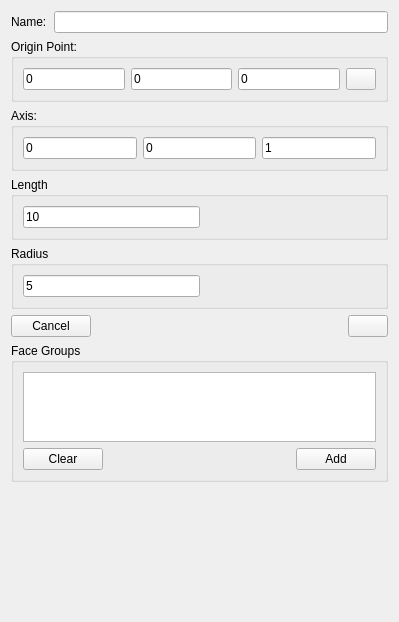
This is GUIDialog/GUIGeometryDialog/CylinderInfoWidget.ui in eeaapp6/AppFlow-Agent as Qt 5 draws it before an edit. The edited form follows.
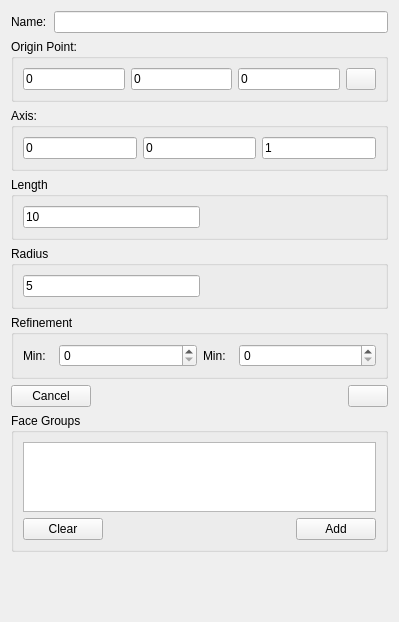
This is the edited form.

Commit message: 几何模型ui界面添加网格最大最小尺寸

What changed in the file:
```diff
--- a/GUIDialog/GUIGeometryDialog/CylinderInfoWidget.ui
+++ b/GUIDialog/GUIGeometryDialog/CylinderInfoWidget.ui
@@ -13,7 +13,7 @@
   <property name="windowTitle">
    <string>Form</string>
   </property>
-  <layout class="QGridLayout" name="gridLayout_6">
+  <layout class="QGridLayout" name="gridLayout_7">
    <item row="0" column="0">
     <widget class="QLabel" name="label_Name">
      <property name="text">
@@ -185,14 +185,67 @@
      </layout>
     </widget>
    </item>
-   <item row="5" column="0" colspan="2">
+   <item row="5" column="0" colspan="4">
+    <widget class="QGroupBox" name="groupBox_Ref">
+     <property name="title">
+      <string>Refinement</string>
+     </property>
+     <layout class="QGridLayout" name="gridLayout_6">
+      <item row="0" column="0">
+       <widget class="QLabel" name="label_RefMin">
+        <property name="minimumSize">
+         <size>
+          <width>30</width>
+          <height>0</height>
+         </size>
+        </property>
+        <property name="maximumSize">
+         <size>
+          <width>30</width>
+          <height>16777215</height>
+         </size>
+        </property>
+        <property name="text">
+         <string>Min:</string>
+        </property>
+       </widget>
+      </item>
+      <item row="0" column="1">
+       <widget class="QSpinBox" name="spinBox_RefMin"/>
+      </item>
+      <item row="0" column="2">
+       <widget class="QLabel" name="label_RefMax">
+        <property name="minimumSize">
+         <size>
+          <width>30</width>
+          <height>0</height>
+         </size>
+        </property>
+        <property name="maximumSize">
+         <size>
+          <width>30</width>
+          <height>16777215</height>
+         </size>
+        </property>
+        <property name="text">
+         <string>Min:</string>
+        </property>
+       </widget>
+      </item>
+      <item row="0" column="3">
+       <widget class="QSpinBox" name="spinBox_RefMax"/>
+      </item>
+     </layout>
+    </widget>
+   </item>
+   <item row="6" column="0" colspan="2">
     <widget class="QPushButton" name="pushButton_Cancel">
      <property name="text">
       <string>Cancel</string>
      </property>
     </widget>
    </item>
-   <item row="5" column="2">
+   <item row="6" column="2">
     <spacer name="horizontalSpacer_2">
      <property name="orientation">
       <enum>Qt::Horizontal</enum>
@@ -205,14 +258,14 @@
      </property>
     </spacer>
    </item>
-   <item row="5" column="3">
+   <item row="6" column="3">
     <widget class="QPushButton" name="pushButton_CreateOrEdit">
      <property name="text">
       <string/>
      </property>
     </widget>
    </item>
-   <item row="6" column="0" colspan="4">
+   <item row="7" column="0" colspan="4">
     <widget class="QGroupBox" name="groupBox_FaceGroups">
      <property name="title">
       <string>Face Groups</string>
@@ -251,7 +304,7 @@
      </layout>
     </widget>
    </item>
-   <item row="7" column="2">
+   <item row="8" column="2">
     <spacer name="verticalSpacer">
      <property name="orientation">
       <enum>Qt::Vertical</enum>
```
The commit also changes 2 other files.
